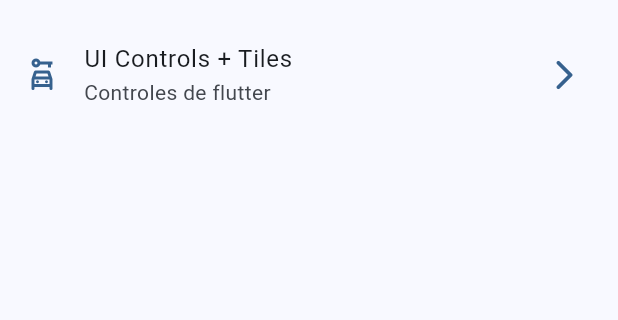
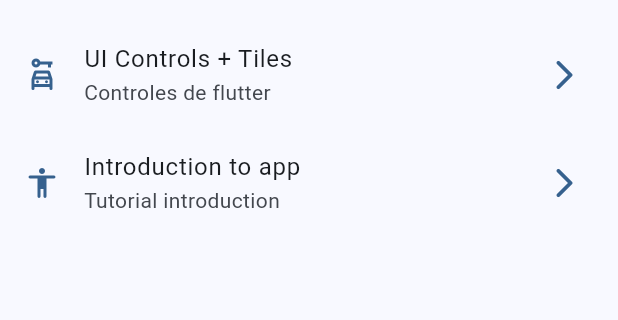
Before and after one commit to UN1T7D/widget_app, a Flutter app: the screen it shows after launch, on a phone screen of 412 x 824 dp, the part 603-923 px from its top. Run offline on Flutter 3.47's test engine with Material 3 defaults, Android fonts, the phone set to English and light mode, and no system bars; our stand-ins replace go_router.

```diff
--- a/lib/config/menu/menu_items.dart
+++ b/lib/config/menu/menu_items.dart
@@ -45,4 +45,9 @@ const appMenuItem = <MenuItems>[
       subTitle: 'Controles de flutter',
       link: '/ui-controls',
       icon: Icons.car_rental_outlined),
+  MenuItems(
+      title: 'Introduction to app',
+      subTitle: 'Tutorial introduction',
+      link: '/tutorial',
+      icon: Icons.accessibility_rounded),
 ];
--- a/lib/config/router/app_router.dart
+++ b/lib/config/router/app_router.dart
@@ -37,4 +37,9 @@ final appRouter = GoRouter(initialLocation: '/', routes: [
     name: UiControlsScreen.name,
     builder: (context, state) => const UiControlsScreen(),
   ),
+  GoRoute(
+    path: '/tutorial',
+    name: AppTutorialScreen.name,
+    builder: (context, state) => const AppTutorialScreen(),
+  ),
 ]);
--- a/pubspec.yaml
+++ b/pubspec.yaml
@@ -18,3 +18,7 @@ dev_dependencies:
 
 flutter:
   uses-material-design: true
+
+
+assets:
+  - assets/images/
```
Also changed, not shown: assets/images/1.png (added), assets/images/2.png (added), assets/images/3.png (added), assets/images/jar-loading.gif (added).
